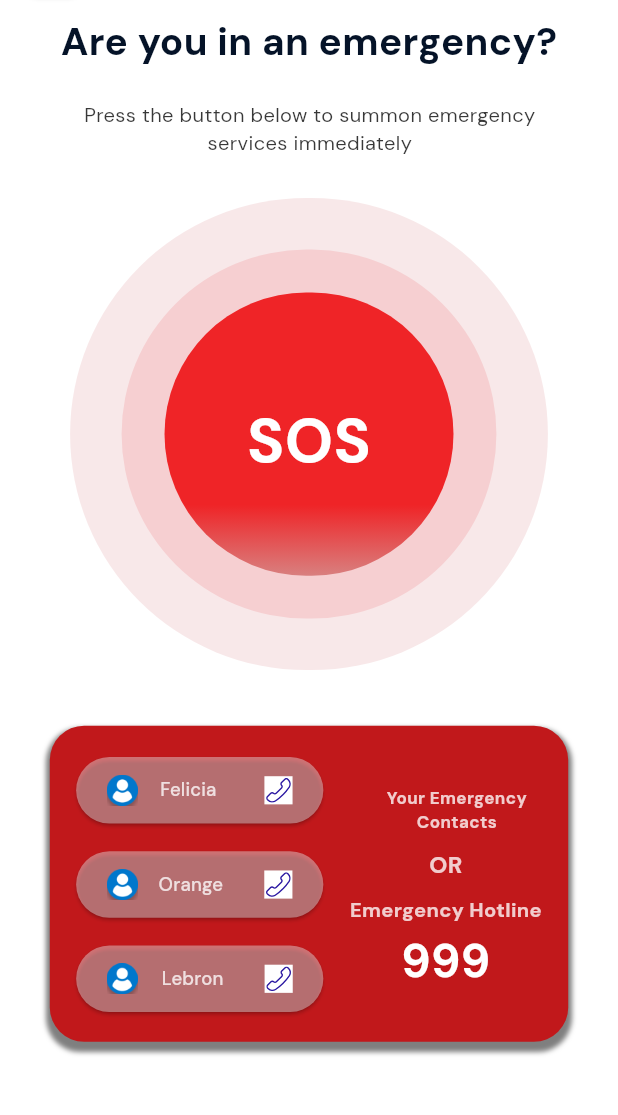
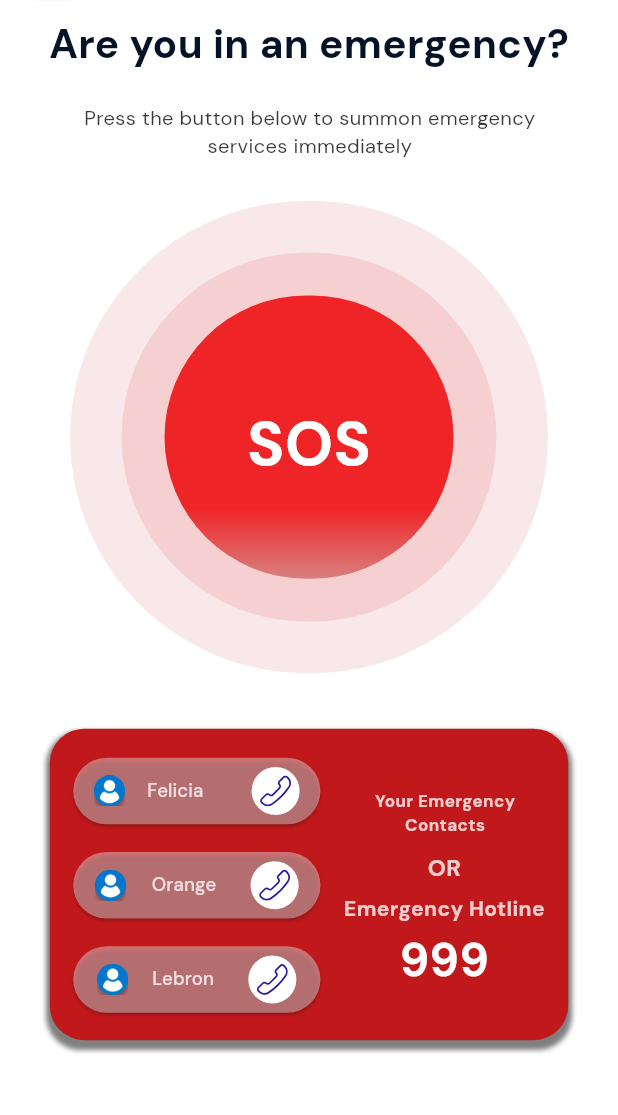
Before and after one commit to abdulla056/ThriveQuit, a Flutter app: the EmergencyPageScreen screen opened by its route, on a phone screen of 412 x 824 dp, the part 72-1187 px from its top. Run offline on Flutter 3.47's test engine with Material 3 defaults, Android fonts, the phone set to English and light mode, and no system bars; our stand-ins replace cached_network_image, flutter_svg, google_maps_flutter, outline_gradient_button, table_calendar.

Commit message:
Update emergency_page_screen.dart
FIX UI

```diff
--- a/lib/presentation/emergency_page_screen/emergency_page_screen.dart
+++ b/lib/presentation/emergency_page_screen/emergency_page_screen.dart
@@ -3,6 +3,7 @@ import 'package:thrive_quit_application/core/app_export.dart';
 import 'package:thrive_quit_application/widgets/app_bar/appbar_leading_iconbutton.dart';
 import 'package:thrive_quit_application/widgets/app_bar/custom_app_bar.dart';
 import 'package:thrive_quit_application/widgets/custom_elevated_button.dart';
+import 'package:thrive_quit_application/core/app_export.dart'; // Add missing import statement
 
 class EmergencyPageScreen extends StatelessWidget {
   const EmergencyPageScreen({Key? key})
@@ -20,10 +21,8 @@ class EmergencyPageScreen extends StatelessWidget {
           padding: EdgeInsets.symmetric(horizontal: 23.h),
           child: Column(
             children: [
-              Text(
-                "Are you in an emergency?",
-                style: theme.textTheme.headlineSmall,
-              ),
+              Text("Are you in an emergency?",
+                  style: theme.textTheme.headlineSmall?.copyWith(fontSize: 27)),
               SizedBox(height: 20.v),
               _buildEmergencySection(context),
               SizedBox(height: 36.v),
@@ -69,7 +68,8 @@ class EmergencyPageScreen extends StatelessWidget {
           ),
           SizedBox(height: 26.v),
           GestureDetector(
-            onTap: () => Navigator.pushNamed(context, AppRoutes.sosActivationScreen),
+            onTap: () =>
+                Navigator.pushNamed(context, AppRoutes.sosActivationScreen),
             child: Container(
               padding: EdgeInsets.all(30.h),
               decoration: AppDecoration.fillDeepOrange.copyWith(
@@ -128,15 +128,18 @@ class EmergencyPageScreen extends StatelessWidget {
                   width: 144.h,
                   text: "Felicia",
                   rightIcon: Container(
-                    padding: EdgeInsets.all(1.h),
+                    padding: EdgeInsets.all(5.h),
                     margin: EdgeInsets.only(left: 28.h),
                     decoration: BoxDecoration(
                       color: appTheme.whiteA700,
+                      borderRadius: BorderRadius.circular(
+                        20,
+                      ),
                     ),
                     child: CustomImageView(
                       imagePath: ImageConstant.imgSettingsDeepPurple900,
-                      height: 16.adaptSize,
-                      width: 16.adaptSize,
+                      height: 20.adaptSize,
+                      width: 20.adaptSize,
                     ),
                   ),
                   leftIcon: Container(
@@ -154,19 +157,22 @@ class EmergencyPageScreen extends StatelessWidget {
                   width: 144.h,
                   text: "Orange",
                   rightIcon: Container(
-                    padding: EdgeInsets.all(1.h),
-                    margin: EdgeInsets.only(left: 24.h),
+                    padding: EdgeInsets.all(5.h),
+                    margin: EdgeInsets.only(left: 20.h),
                     decoration: BoxDecoration(
                       color: appTheme.whiteA700,
+                      borderRadius: BorderRadius.circular(
+                        20,
+                      ),
                     ),
                     child: CustomImageView(
                       imagePath: ImageConstant.imgSettingsDeepPurple900,
-                      height: 16.adaptSize,
-                      width: 16.adaptSize,
+                      height: 20.adaptSize,
+                      width: 20.adaptSize,
                     ),
                   ),
                   leftIcon: Container(
-                    margin: EdgeInsets.only(right: 12.h),
+                    margin: EdgeInsets.only(right: 15.h),
                     child: CustomImageView(
                       imagePath: ImageConstant.imgImage7,
                       height: 20.adaptSize,
@@ -180,15 +186,18 @@ class EmergencyPageScreen extends StatelessWidget {
                   width: 144.h,
                   text: "Lebron",
                   rightIcon: Container(
-                    padding: EdgeInsets.all(1.h),
-                    margin: EdgeInsets.only(left: 24.h),
+                    padding: EdgeInsets.all(5.h),
+                    margin: EdgeInsets.only(left: 20.h),
                     decoration: BoxDecoration(
                       color: appTheme.whiteA700,
+                      borderRadius: BorderRadius.circular(
+                        20,
+                      ),
                     ),
                     child: CustomImageView(
                       imagePath: ImageConstant.imgSettingsDeepPurple900,
-                      height: 16.adaptSize,
-                      width: 16.adaptSize,
+                      height: 20.adaptSize,
+                      width: 20.adaptSize,
                     ),
                   ),
                   leftIcon: Container(
@@ -213,8 +222,8 @@ class EmergencyPageScreen extends StatelessWidget {
                 Align(
                   alignment: Alignment.centerLeft,
                   child: Container(
-                    width: 87.h,
-                    margin: EdgeInsets.only(left: 13.h),
+                    width: 95.h,
+                    margin: EdgeInsets.only(left: 1.h),
                     child: Text(
                       "Your Emergency Contacts",
                       maxLines: 2,
@@ -229,11 +238,14 @@ class EmergencyPageScreen extends StatelessWidget {
                   "OR",
                   style: CustomTextStyles.titleSmallWhiteA700_1,
                 ),
-                SizedBox(height: 9.v),
+                SizedBox(height: 5.v),
                 Text(
                   "Emergency Hotline",
                   textAlign: TextAlign.center,
-                  style: CustomTextStyles.labelLargeDMSansWhiteA700Bold,
+                  style:
+                      CustomTextStyles.labelLargeDMSansWhiteA700Bold.copyWith(
+                    fontSize: 14.0,
+                  ),
                 ),
                 SizedBox(height: 2.v),
                 Text(
```
